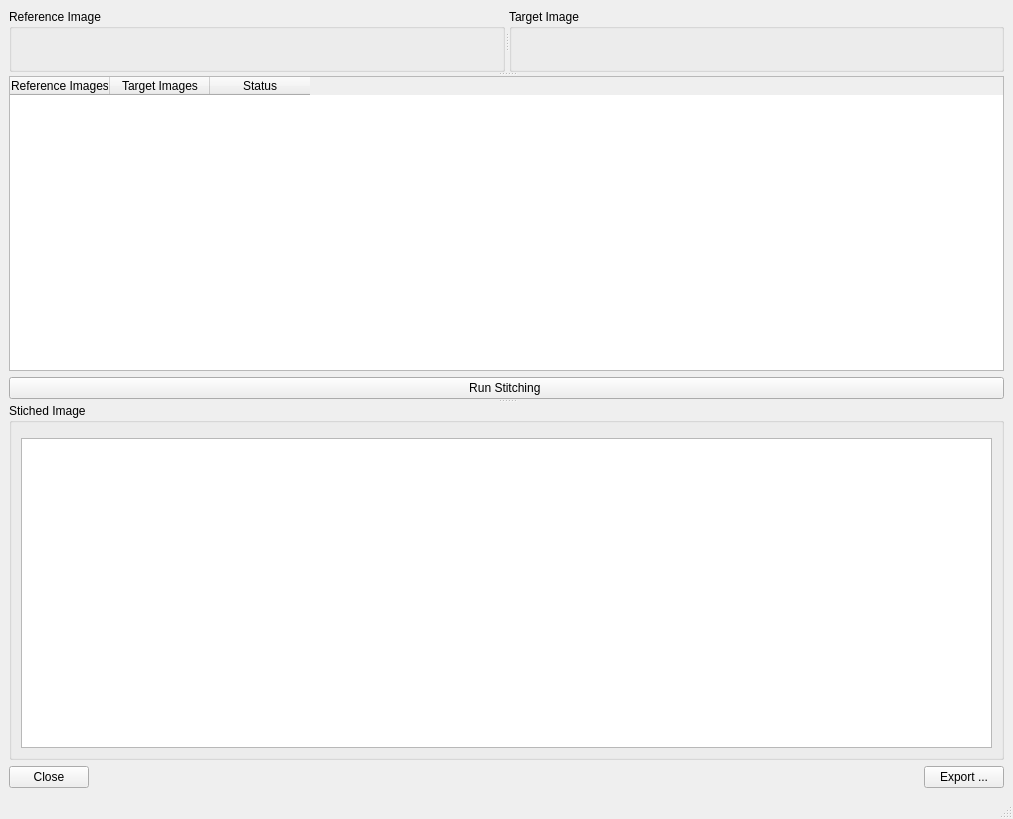
Above: ui/ui_panoramic_stitching.ui from neutronimaging/python_notebooks before the change. Below: the same form after it.
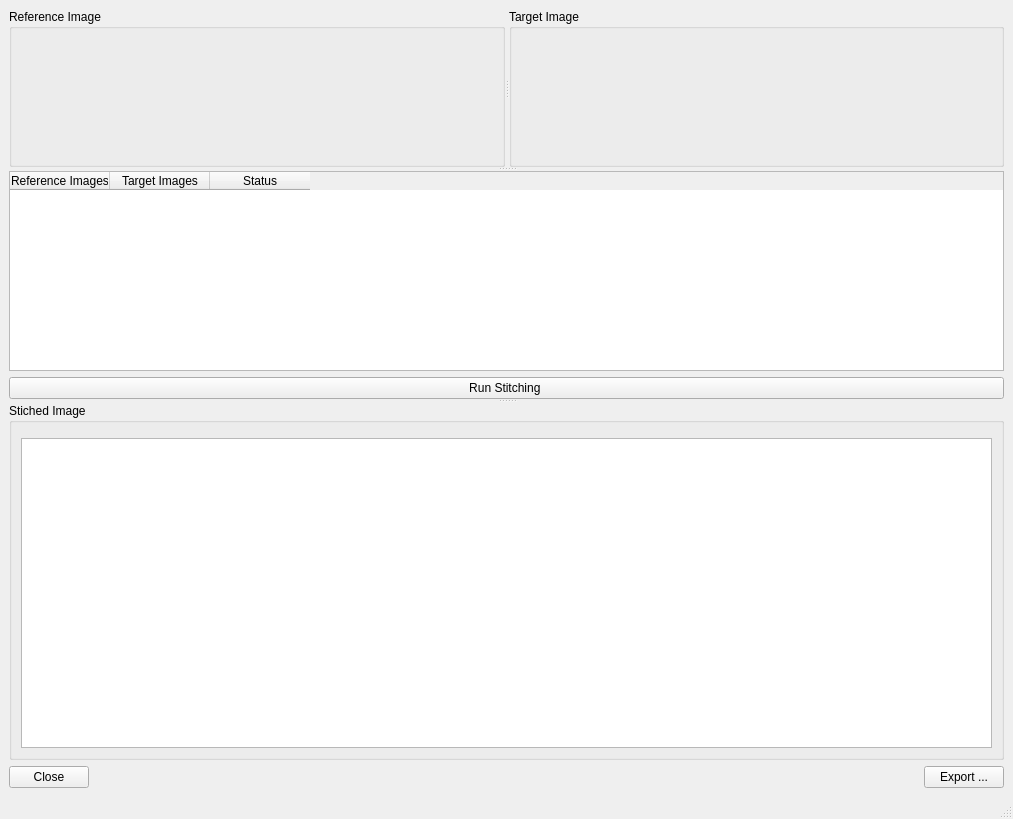
That is the form after the change.

```diff
--- a/ui/ui_panoramic_stitching.ui
+++ b/ui/ui_panoramic_stitching.ui
@@ -61,6 +61,12 @@
            </widget>
           </widget>
           <widget class="QTableWidget" name="tableWidget">
+           <property name="maximumSize">
+            <size>
+             <width>16777215</width>
+             <height>200</height>
+            </size>
+           </property>
            <property name="alternatingRowColors">
             <bool>true</bool>
            </property>
```
Left out of the diff: 21 changed lines with no effect on the pictures.
